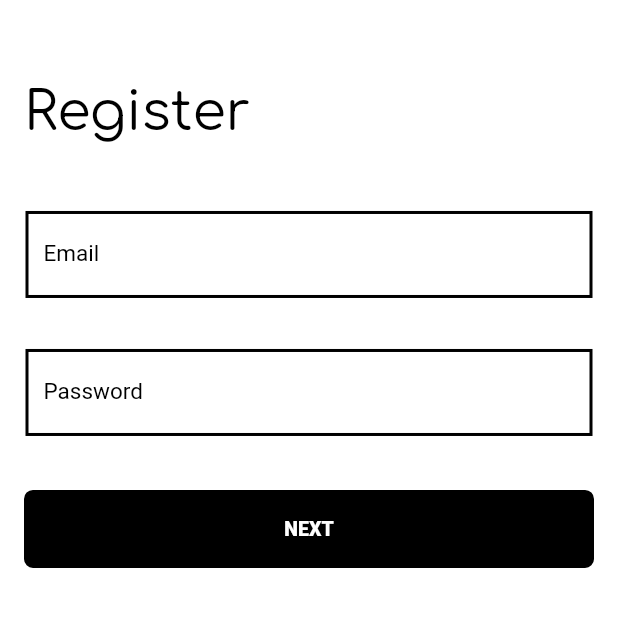
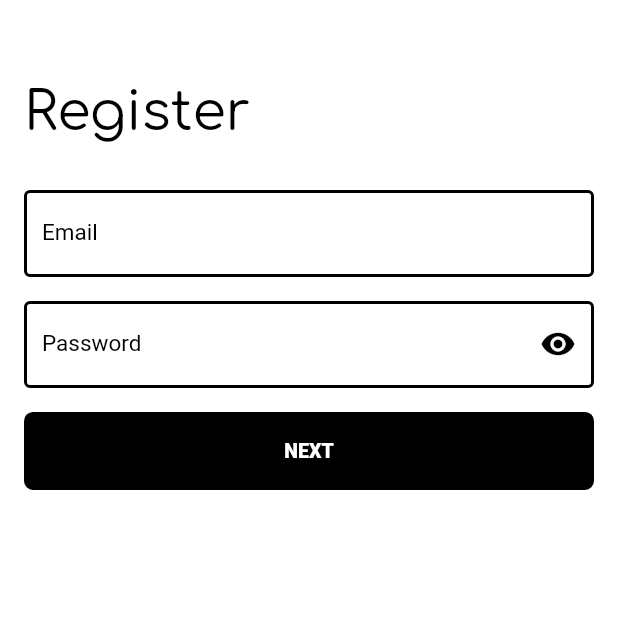
Before and after one commit to VLad345406/photo, a Flutter app: the RegistrationScreen screen opened by its route, on a phone screen of 412 x 824 dp, the part 51-678 px from its top. Run offline on Flutter 3.47's test engine with Material 2 defaults, Android fonts, the phone set to English and light mode, and no system bars; our stand-ins replace bloc, firebase_auth, firebase_core, flutter_svg, google_fonts, modal_bottom_sheet and 1 more; accounts and stored records are empty; generated files the repository leaves out were written again.

```diff
--- a/lib/screens/registration.dart
+++ b/lib/screens/registration.dart
@@ -10,14 +10,15 @@ class RegistrationScreen extends StatefulWidget {
 }
 
 class _RegistrationScreenState extends State<RegistrationScreen> {
-  var _email, _passwd;
+  final emailController = TextEditingController();
+  final passwordController = TextEditingController();
 
-  dynamic _readTextFormField(dynamic value){
-    dynamic data;
-    setState((){
-      data = value;
+  bool _isObscure = true;
+
+  void showPassword() {
+    setState(() {
+      _isObscure = !_isObscure;
     });
-    return data;
   }
 
   @override
@@ -45,6 +46,7 @@ class _RegistrationScreenState extends State<RegistrationScreen> {
         //mainAxisAlignment: MainAxisAlignment.center,
         crossAxisAlignment: CrossAxisAlignment.start,
         children: [
+          //header text
           Container(
             margin: const EdgeInsets.only(left: 16, top: 32.65, bottom: 32),
             child: Text(
@@ -56,17 +58,14 @@ class _RegistrationScreenState extends State<RegistrationScreen> {
               ),
             ),
           ),
+          //email text-field
           Padding(
             padding: const EdgeInsets.only(
-              left: 17,
-              right: 17,
-              top: 14,
-              bottom: 20,
+              left: 16,
+              right: 16,
             ),
             child: TextFormField(
-              onChanged: (value){
-                _email = _readTextFormField(value);
-              },
+              controller: emailController,
               style: GoogleFonts.roboto(
                 fontSize: 15,
                 fontWeight: FontWeight.w400,
@@ -79,13 +78,13 @@ class _RegistrationScreenState extends State<RegistrationScreen> {
                   color: Colors.black,
                 ),
                 focusedBorder: OutlineInputBorder(
-                  borderRadius: BorderRadius.all(Radius.zero),
+                  //borderRadius: BorderRadius.all(Radius.zero),
                   borderSide: BorderSide(
                     width: 2,
                   ),
                 ),
                 enabledBorder: OutlineInputBorder(
-                  borderRadius: BorderRadius.all(Radius.zero),
+                  //borderRadius: BorderRadius.all(Radius.zero),
                   borderSide: BorderSide(
                     width: 2,
                   ),
@@ -94,39 +93,44 @@ class _RegistrationScreenState extends State<RegistrationScreen> {
               textInputAction: TextInputAction.next,
             ),
           ),
+          //password text-field
           Padding(
             padding: const EdgeInsets.only(
-              left: 17,
-              right: 17,
-              top: 14,
-              bottom: 20,
+              left: 16,
+              right: 16,
+              top: 16,
             ),
             child: TextFormField(
-              obscureText: true,
+              controller: passwordController,
+              obscureText: _isObscure,
               enableSuggestions: false,
               autocorrect: false,
-              onChanged: (value){
-                _passwd = _readTextFormField(value);
-              },
               style: GoogleFonts.roboto(
                 fontSize: 15,
                 color: Colors.black,
                 fontWeight: FontWeight.w400,
                 fontStyle: FontStyle.normal,
               ),
-              decoration: const InputDecoration(
+              decoration: InputDecoration(
+                suffixIcon: IconButton(
+                  icon: Icon(
+                    _isObscure ? Icons.visibility : Icons.visibility_off,
+                    color: Colors.black,
+                  ),
+                  onPressed: showPassword,
+                ),
                 labelText: 'Password',
                 labelStyle: TextStyle(
                   color: Colors.black,
                 ),
                 focusedBorder: OutlineInputBorder(
-                  borderRadius: BorderRadius.all(Radius.zero),
+                  //borderRadius: BorderRadius.all(Radius.zero),
                   borderSide: BorderSide(
                     width: 2,
                   ),
                 ),
                 enabledBorder: OutlineInputBorder(
-                  borderRadius: BorderRadius.all(Radius.zero),
+                  //borderRadius: BorderRadius.all(Radius.zero),
                   borderSide: BorderSide(
                     width: 2,
                   ),
@@ -134,6 +138,7 @@ class _RegistrationScreenState extends State<RegistrationScreen> {
               ),
             ),
           ),
+          //registration button
           Container(
             width: screenWidth - 32,
             height: 52,
```
Also changed, not shown: lib/screens/login.dart (+62 -20 lines).
